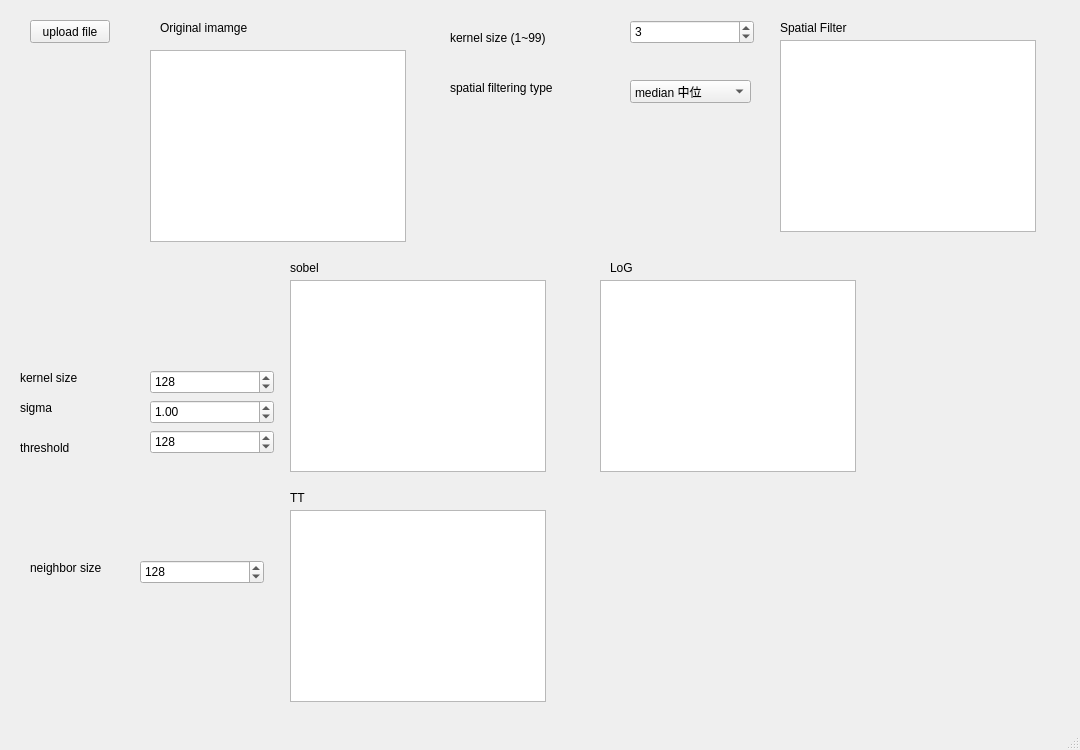
The window that 03.hw/code/mainwindow.ui (ax130885/Digital_image_process_113_1_BIME) describes before a commit, drawn with Qt 5.
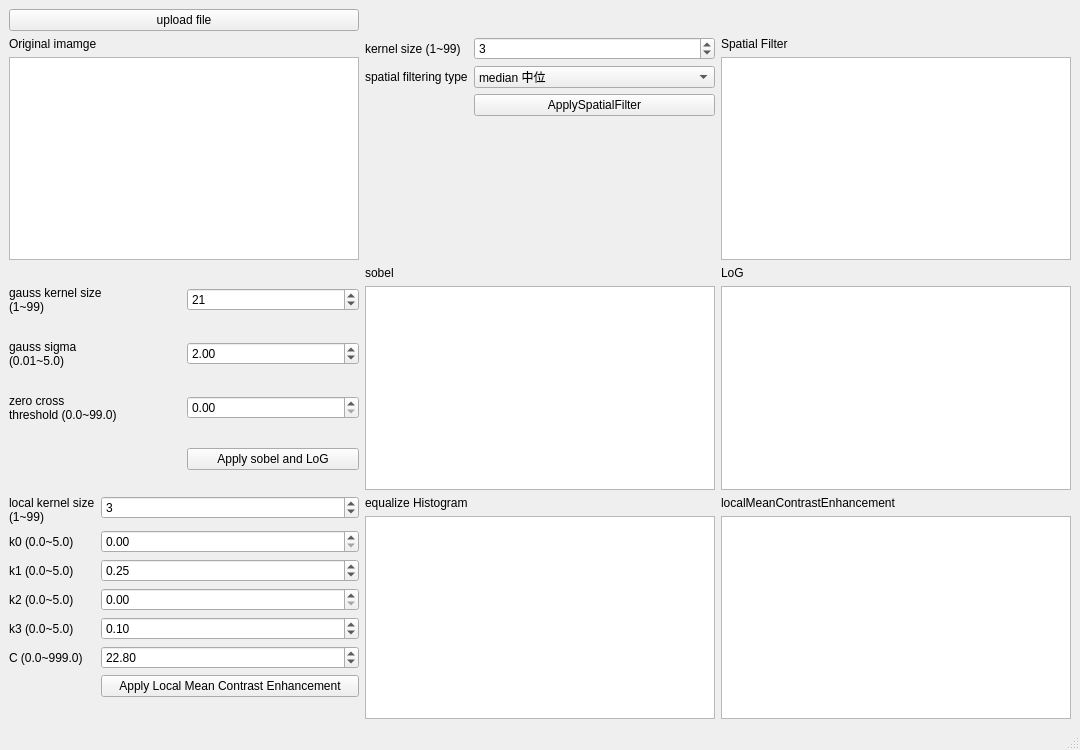
The same window after the commit.

```diff
--- a/03.hw/code/mainwindow.ui
+++ b/03.hw/code/mainwindow.ui
@@ -17,99 +17,62 @@
    <bool>false</bool>
   </property>
   <widget class="QWidget" name="centralwidget">
+   <layout class="QGridLayout" name="gridLayout_2">
+    <item row="0" column="0">
    <widget class="QPushButton" name="uploadfile">
-    <property name="geometry">
-     <rect>
-      <x>30</x>
-      <y>20</y>
-      <width>80</width>
-      <height>23</height>
-     </rect>
-    </property>
     <property name="text">
      <string>upload file</string>
     </property>
    </widget>
-   <widget class="QGraphicsView" name="originalimage">
-    <property name="geometry">
-     <rect>
-      <x>150</x>
-      <y>50</y>
-      <width>256</width>
-      <height>192</height>
-     </rect>
-    </property>
-   </widget>
+    </item>
+    <item row="1" column="0">
+     <layout class="QVBoxLayout" name="verticalLayout">
+      <item>
    <widget class="QLabel" name="label">
-    <property name="geometry">
-     <rect>
-      <x>160</x>
-      <y>20</y>
-      <width>101</width>
-      <height>16</height>
-     </rect>
-    </property>
     <property name="text">
      <string>Original imamge</string>
     </property>
    </widget>
-   <widget class="QSpinBox" name="spatialFilter_kernelSize_spinbox">
-    <property name="geometry">
-     <rect>
-      <x>630</x>
-      <y>20</y>
-      <width>124</width>
-      <height>24</height>
-     </rect>
-    </property>
-    <property name="minimum">
-     <number>1</number>
-    </property>
-    <property name="maximum">
-     <number>99</number>
-    </property>
-    <property name="singleStep">
-     <number>2</number>
-    </property>
-    <property name="value">
-     <number>3</number>
-    </property>
-   </widget>
+      </item>
+      <item>
+       <widget class="QGraphicsView" name="originalimage"/>
+      </item>
+     </layout>
+    </item>
+    <item row="1" column="1">
+     <layout class="QFormLayout" name="formLayout">
+      <item row="0" column="0">
    <widget class="QLabel" name="label_2">
-    <property name="geometry">
-     <rect>
-      <x>450</x>
-      <y>30</y>
-      <width>151</width>
-      <height>16</height>
-     </rect>
-    </property>
     <property name="text">
      <string>kernel size (1~99)</string>
     </property>
    </widget>
+      </item>
+      <item row="1" column="0">
    <widget class="QLabel" name="label_3">
-    <property name="geometry">
-     <rect>
-      <x>450</x>
-      <y>80</y>
-      <width>161</width>
-      <height>16</height>
-     </rect>
-    </property>
     <property name="text">
      <string>spatial filtering type</string>
     </property>
    </widget>
+      </item>
+      <item row="0" column="1">
+       <widget class="QSpinBox" name="spatialFilter_kernelSize_spinbox">
+        <property name="minimum">
+         <number>1</number>
+        </property>
+        <property name="maximum">
+         <number>99</number>
+        </property>
+        <property name="singleStep">
+         <number>2</number>
+        </property>
+        <property name="value">
+         <number>3</number>
+        </property>
+       </widget>
+      </item>
+      <item row="1" column="1">
    <widget class="QComboBox" name="spatialFilter_comboBox">
-    <property name="geometry">
-     <rect>
-      <x>630</x>
-      <y>80</y>
-      <width>121</width>
-      <height>23</height>
-     </rect>
-    </property>
     <item>
      <property name="text">
       <string>median 中位</string>
@@ -131,217 +94,304 @@
      </property>
     </item>
    </widget>
-   <widget class="QDoubleSpinBox" name="contrast_spinbox_2">
-    <property name="geometry">
-     <rect>
-      <x>150</x>
-      <y>400</y>
-      <width>124</width>
-      <height>24</height>
-     </rect>
-    </property>
-    <property name="maximum">
-     <double>3.000000000000000</double>
-    </property>
-    <property name="singleStep">
-     <double>0.100000000000000</double>
-    </property>
-    <property name="value">
-     <double>1.000000000000000</double>
-    </property>
-   </widget>
-   <widget class="QLabel" name="label_4">
-    <property name="geometry">
-     <rect>
-      <x>20</x>
-      <y>400</y>
-      <width>121</width>
-      <height>16</height>
-     </rect>
-    </property>
+      </item>
+      <item row="2" column="1">
+       <widget class="QPushButton" name="ApplySpatialFilter">
     <property name="text">
-     <string>sigma</string>
-    </property>
-   </widget>
-   <widget class="QLabel" name="label_5">
-    <property name="geometry">
-     <rect>
-      <x>20</x>
-      <y>440</y>
-      <width>121</width>
-      <height>16</height>
-     </rect>
-    </property>
+         <string>ApplySpatialFilter</string>
+        </property>
+       </widget>
+      </item>
+     </layout>
+    </item>
+    <item row="1" column="2">
+     <layout class="QVBoxLayout" name="verticalLayout_2">
+      <item>
+       <widget class="QLabel" name="label_11">
     <property name="text">
-     <string>threshold</string>
-    </property>
-   </widget>
+         <string>Spatial Filter</string>
+        </property>
+       </widget>
+      </item>
+      <item>
+       <widget class="QGraphicsView" name="spatialFilterImage"/>
+      </item>
+     </layout>
+    </item>
+    <item row="2" column="0">
+     <layout class="QGridLayout" name="gridLayout">
+      <item row="0" column="0">
    <widget class="QLabel" name="label_6">
-    <property name="geometry">
-     <rect>
-      <x>20</x>
-      <y>370</y>
-      <width>101</width>
-      <height>16</height>
-     </rect>
-    </property>
     <property name="text">
-     <string>kernel size</string>
-    </property>
-   </widget>
-   <widget class="QSpinBox" name="threshold_rgb_spinbox_3">
-    <property name="geometry">
-     <rect>
-      <x>150</x>
-      <y>370</y>
-      <width>124</width>
-      <height>24</height>
-     </rect>
-    </property>
+         <string>gauss kernel size 
+(1~99)</string>
+        </property>
+       </widget>
+      </item>
+      <item row="2" column="0">
+       <widget class="QLabel" name="label_5">
+        <property name="text">
+         <string>zero cross 
+threshold (0.0~99.0)</string>
+        </property>
+       </widget>
+      </item>
+      <item row="0" column="1">
+       <widget class="QSpinBox" name="log_kernelSize_spinbox">
     <property name="maximum">
-     <number>256</number>
-    </property>
+         <number>99</number>
+        </property>
+        <property name="singleStep">
+         <number>2</number>
+        </property>
     <property name="value">
-     <number>128</number>
-    </property>
-   </widget>
-   <widget class="QSpinBox" name="threshold_rgb_spinbox_5">
-    <property name="geometry">
-     <rect>
-      <x>150</x>
-      <y>430</y>
-      <width>124</width>
-      <height>24</height>
-     </rect>
-    </property>
+         <number>21</number>
+        </property>
+       </widget>
+      </item>
+      <item row="1" column="0">
+       <widget class="QLabel" name="label_4">
+        <property name="text">
+         <string>gauss sigma 
+(0.01~5.0)</string>
+        </property>
+       </widget>
+      </item>
+      <item row="1" column="1">
+       <widget class="QDoubleSpinBox" name="log_sigma_spinbox">
+        <property name="minimum">
+         <double>0.010000000000000</double>
+        </property>
     <property name="maximum">
-     <number>256</number>
-    </property>
+         <double>5.000000000000000</double>
+        </property>
+        <property name="singleStep">
+         <double>0.050000000000000</double>
+        </property>
     <property name="value">
-     <number>128</number>
-    </property>
-   </widget>
+         <double>2.000000000000000</double>
+        </property>
+       </widget>
+      </item>
+      <item row="3" column="1">
+       <widget class="QPushButton" name="ApplySobelandLoG">
+        <property name="text">
+         <string>Apply sobel and LoG</string>
+        </property>
+       </widget>
+      </item>
+      <item row="2" column="1">
+       <widget class="QDoubleSpinBox" name="log_threshold_spinbox"/>
+      </item>
+     </layout>
+    </item>
+    <item row="2" column="1">
+     <layout class="QVBoxLayout" name="verticalLayout_4">
+      <item>
    <widget class="QLabel" name="label_7">
-    <property name="geometry">
-     <rect>
-      <x>290</x>
-      <y>260</y>
-      <width>101</width>
-      <height>16</height>
-     </rect>
-    </property>
     <property name="text">
      <string>sobel</string>
     </property>
    </widget>
+      </item>
+      <item>
+       <widget class="QGraphicsView" name="sobelImage"/>
+      </item>
+     </layout>
+    </item>
+    <item row="2" column="2">
+     <layout class="QVBoxLayout" name="verticalLayout_5">
+      <item>
    <widget class="QLabel" name="label_8">
-    <property name="geometry">
-     <rect>
-      <x>610</x>
-      <y>260</y>
-      <width>101</width>
-      <height>16</height>
-     </rect>
-    </property>
     <property name="text">
      <string>LoG</string>
     </property>
    </widget>
+      </item>
+      <item>
+       <widget class="QGraphicsView" name="marrHildrethImage"/>
+      </item>
+     </layout>
+    </item>
+    <item row="3" column="0">
+     <layout class="QFormLayout" name="formLayout_2">
+      <item row="0" column="0">
    <widget class="QLabel" name="label_9">
-    <property name="geometry">
-     <rect>
-      <x>30</x>
-      <y>560</y>
-      <width>101</width>
-      <height>16</height>
-     </rect>
-    </property>
+        <property name="text">
+         <string>local kernel size 
+(1~99)</string>
+        </property>
+       </widget>
+      </item>
+      <item row="1" column="0">
+       <widget class="QLabel" name="label_12">
     <property name="text">
-     <string>neighbor size</string>
-    </property>
-   </widget>
-   <widget class="QSpinBox" name="threshold_rgb_spinbox_6">
-    <property name="geometry">
-     <rect>
-      <x>140</x>
-      <y>560</y>
-      <width>124</width>
-      <height>24</height>
-     </rect>
-    </property>
+         <string>k0 (0.0~5.0)</string>
+        </property>
+       </widget>
+      </item>
+      <item row="2" column="0">
+       <widget class="QLabel" name="label_13">
+        <property name="text">
+         <string>k1 (0.0~5.0)</string>
+        </property>
+       </widget>
+      </item>
+      <item row="3" column="0">
+       <widget class="QLabel" name="label_14">
+        <property name="text">
+         <string>k2 (0.0~5.0)</string>
+        </property>
+       </widget>
+      </item>
+      <item row="4" column="0">
+       <widget class="QLabel" name="label_16">
+        <property name="text">
+         <string>k3 (0.0~5.0)</string>
+        </property>
+       </widget>
+      </item>
+      <item row="5" column="0">
+       <widget class="QLabel" name="label_15">
+        <property name="text">
+         <string>C (0.0~999.0)</string>
+        </property>
+       </widget>
+      </item>
+      <item row="0" column="1">
+       <widget class="QSpinBox" name="localStatisticalEnhancement_kernelSize_spinbox">
+        <property name="minimum">
+         <number>1</number>
+        </property>
     <property name="maximum">
-     <number>256</number>
-    </property>
+         <number>99</number>
+        </property>
+        <property name="singleStep">
+         <number>2</number>
+        </property>
     <property name="value">
-     <number>128</number>
-    </property>
-   </widget>
-   <widget class="QGraphicsView" name="graphicsView_2">
-    <property name="geometry">
-     <rect>
-      <x>290</x>
-      <y>280</y>
-      <width>256</width>
-      <height>192</height>
-     </rect>
-    </property>
-   </widget>
-   <widget class="QGraphicsView" name="spatialFilterImage">
-    <property name="geometry">
-     <rect>
-      <x>780</x>
-      <y>40</y>
-      <width>256</width>
-      <height>192</height>
-     </rect>
-    </property>
-   </widget>
-   <widget class="QGraphicsView" name="graphicsView_4">
-    <property name="geometry">
-     <rect>
-      <x>600</x>
-      <y>280</y>
-      <width>256</width>
-      <height>192</height>
-     </rect>
-    </property>
-   </widget>
-   <widget class="QGraphicsView" name="graphicsView_5">
-    <property name="geometry">
-     <rect>
-      <x>290</x>
-      <y>510</y>
-      <width>256</width>
-      <height>192</height>
-     </rect>
-    </property>
-   </widget>
+         <number>3</number>
+        </property>
+       </widget>
+      </item>
+      <item row="1" column="1">
+       <widget class="QDoubleSpinBox" name="localStatisticalEnhancement_k0_spinbox">
+        <property name="minimum">
+         <double>0.000000000000000</double>
+        </property>
+        <property name="maximum">
+         <double>5.000000000000000</double>
+        </property>
+        <property name="singleStep">
+         <double>0.050000000000000</double>
+        </property>
+        <property name="value">
+         <double>0.000000000000000</double>
+        </property>
+       </widget>
+      </item>
+      <item row="2" column="1">
+       <widget class="QDoubleSpinBox" name="localStatisticalEnhancement_k1_spinbox">
+        <property name="minimum">
+         <double>0.000000000000000</double>
+        </property>
+        <property name="maximum">
+         <double>5.000000000000000</double>
+        </property>
+        <property name="singleStep">
+         <double>0.050000000000000</double>
+        </property>
+        <property name="value">
+         <double>0.250000000000000</double>
+        </property>
+       </widget>
+      </item>
+      <item row="3" column="1">
+       <widget class="QDoubleSpinBox" name="localStatisticalEnhancement_k2_spinbox">
+        <property name="minimum">
+         <double>0.000000000000000</double>
+        </property>
+        <property name="maximum">
+         <double>5.000000000000000</double>
+        </property>
+        <property name="singleStep">
+         <double>0.050000000000000</double>
+        </property>
+        <property name="value">
+         <double>0.000000000000000</double>
+        </property>
+       </widget>
+      </item>
+      <item row="4" column="1">
+       <widget class="QDoubleSpinBox" name="localStatisticalEnhancement_k3_spinbox">
+        <property name="minimum">
+         <double>0.000000000000000</double>
+        </property>
+        <property name="maximum">
+         <double>5.000000000000000</double>
+        </property>
+        <property name="singleStep">
+         <double>0.050000000000000</double>
+        </property>
+        <property name="value">
+         <double>0.100000000000000</double>
+        </property>
+       </widget>
+      </item>
+      <item row="5" column="1">
+       <widget class="QDoubleSpinBox" name="localStatisticalEnhancement_C_spinbox">
+        <property name="minimum">
+         <double>0.000000000000000</double>
+        </property>
+        <property name="maximum">
+         <double>999.000000000000000</double>
+        </property>
+        <property name="singleStep">
+         <double>0.050000000000000</double>
+        </property>
+        <property name="value">
+         <double>22.800000000000001</double>
+        </property>
+       </widget>
+      </item>
+      <item row="6" column="1">
+       <widget class="QPushButton" name="ApplylocalMeanConstrastEnhancement">
+        <property name="text">
+         <string>Apply Local Mean Contrast Enhancement</string>
+        </property>
+       </widget>
+      </item>
+     </layout>
+    </item>
+    <item row="3" column="1">
+     <layout class="QVBoxLayout" name="verticalLayout_3">
+      <item>
    <widget class="QLabel" name="label_10">
-    <property name="geometry">
-     <rect>
-      <x>290</x>
-      <y>490</y>
-      <width>101</width>
-      <height>16</height>
-     </rect>
-    </property>
     <property name="text">
-     <string>TT</string>
-    </property>
-   </widget>
-   <widget class="QLabel" name="label_11">
-    <property name="geometry">
-     <rect>
-      <x>780</x>
-      <y>20</y>
-      <width>101</width>
-      <height>16</height>
-     </rect>
-    </property>
+         <string>equalize Histogram </string>
+        </property>
+       </widget>
+      </item>
+      <item>
+       <widget class="QGraphicsView" name="equalizeHistogramRGBImage"/>
+      </item>
+     </layout>
+    </item>
+    <item row="3" column="2">
+     <layout class="QVBoxLayout" name="verticalLayout_6">
+      <item>
+       <widget class="QLabel" name="label_18">
     <property name="text">
-     <string>Spatial Filter</string>
-    </property>
-   </widget>
+         <string>localMeanContrastEnhancement</string>
+        </property>
+       </widget>
+      </item>
+      <item>
+       <widget class="QGraphicsView" name="localMeanContrastEnhancementImage"/>
+      </item>
+     </layout>
+    </item>
+   </layout>
   </widget>
   <widget class="QMenuBar" name="menubar">
    <property name="geometry">
```
Left out of the diff: 2 changed lines with no effect on the pictures. Lines whose indentation alone changed are shown as unchanged.
